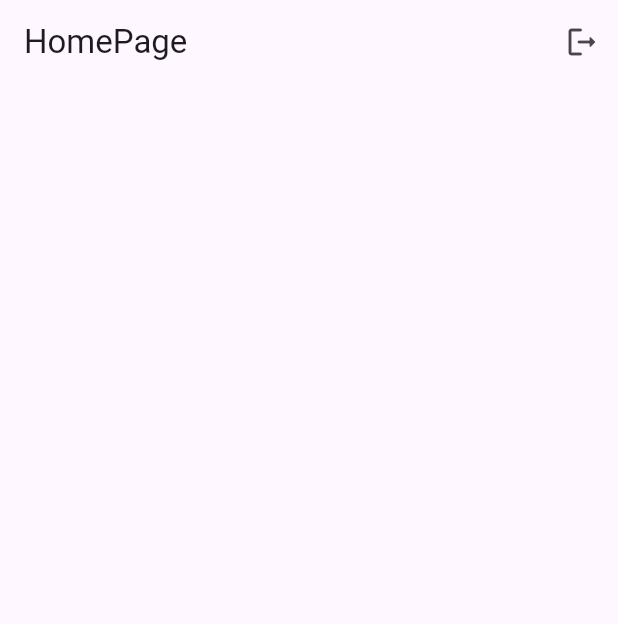
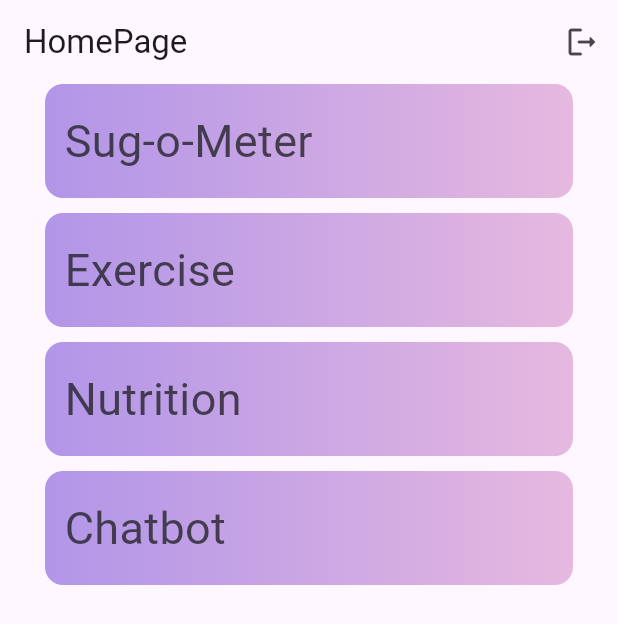
Before and after one commit to Cod3ist/Health-Monitoring-For-Diabetic-Patient, a Flutter app: the HomeScreen screen opened directly, on a phone screen of 412 x 824 dp. Shown: the top 624 px of the screen. Run offline on Flutter 3.47's test engine with Material 3 defaults, Android fonts, the light colour scheme and no system bars; our stand-ins replace firebase_auth, firebase_core, fluttertoast, toastification; accounts and stored records are empty.

Commit message:
home page created

```diff
--- a/lib/ui/application/homeScreen.dart
+++ b/lib/ui/application/homeScreen.dart
@@ -1,6 +1,8 @@
 import 'package:firebase_auth/firebase_auth.dart';
 import 'package:flutter/material.dart';
 import 'package:healthcare_monitoring_diabetic_patients/ui/auth/welcomeScreen.dart';
+
+import '../../widgets/boxButton.dart';
 
 class HomeScreen extends StatefulWidget {
   const HomeScreen({super.key});
@@ -26,6 +28,20 @@ class _HomeScreenState extends State<HomeScreen> {
           )
         ],
       ),
+      body: Padding(
+        padding: const EdgeInsets.symmetric(horizontal: 30),
+        child: Column(
+          children: [
+            BoxButton(title: 'Sug-o-Meter', onTap: (){},),
+            SizedBox(height: 10,),
+            BoxButton(title: 'Exercise', onTap: (){},),
+            SizedBox(height: 10,),
+            BoxButton(title: 'Nutrition', onTap: (){},),
+            SizedBox(height: 10,),
+            BoxButton(title: 'Chatbot', onTap: (){},),
+          ],
+        ),
+      ),
     );
   }
 }
--- /dev/null
+++ b/lib/widgets/boxButton.dart
@@ -0,0 +1,43 @@
+import 'package:flutter/material.dart';
+
+class BoxButton extends StatelessWidget {
+  final String title;
+  final VoidCallback onTap;
+  final bool loading;
+  const BoxButton({super.key, required this.title, required this.onTap, this.loading = false});
+
+  Widget build(BuildContext context) {
+    return InkWell(
+      onTap: onTap,
+      child: Container(
+          decoration: BoxDecoration(
+              gradient: LinearGradient(
+                  colors: [
+                    Color.fromARGB(107, 72, 14, 200),
+                    Color.fromARGB(112, 199, 105, 182)
+                  ]
+              ),
+              borderRadius: BorderRadius.circular(12)
+          ),
+        child: Row(
+          mainAxisAlignment: MainAxisAlignment.start,
+          crossAxisAlignment: CrossAxisAlignment.center,
+          children: [
+            Container(
+              alignment: Alignment.centerLeft,
+              margin: const EdgeInsets.all(13),
+              child: Text(
+                title.toString(),
+                style: TextStyle(
+                    fontSize: 30,
+                    color: Color.fromARGB(204, 36, 34, 41)
+                ),
+              ),
+              height: 50,
+            ),
+          ],
+        ),
+      ),
+    );
+  }
+}
```
